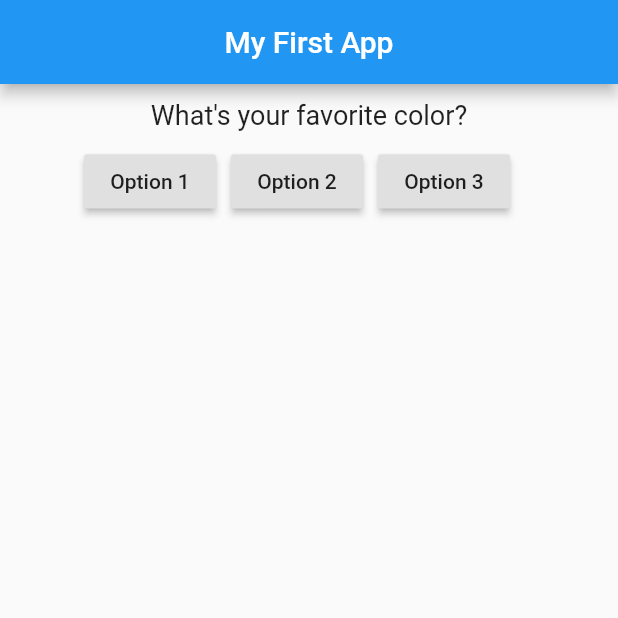
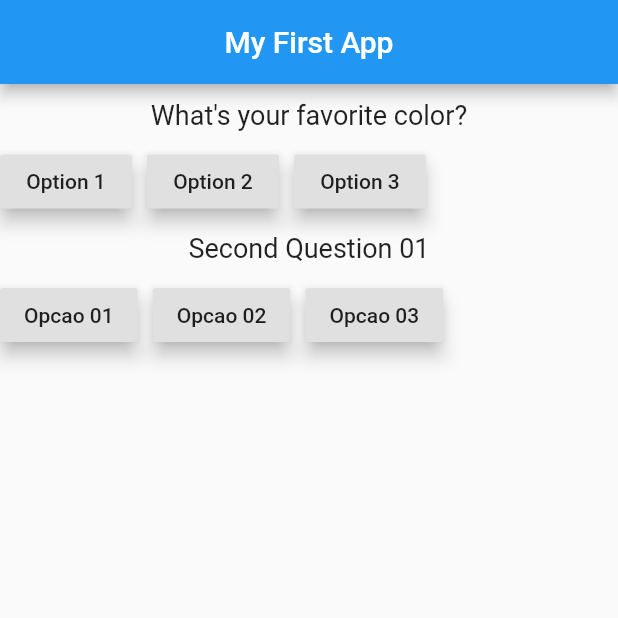
Before and after one commit to marcelfonteles/flutter-app-01, a Flutter app: the screen it shows after launch, on a phone screen of 412 x 824 dp, the top half of it. Run offline on Flutter 3.47's test engine with Material 2 defaults, Android fonts, the phone set to English and light mode, and no system bars.

Commit message:
some updates on app

```diff
--- a/lib/main.dart
+++ b/lib/main.dart
@@ -1,4 +1,5 @@
 import "package:flutter/material.dart";
+import 'package:quizz_app/question2.dart';
 
 import "./question.dart";
 
@@ -31,6 +32,23 @@ class _MyAppState extends State<MyApp> {
     });
   }
 
+  var secondQuestions = [
+    "Second Question 01",
+    "Second Question 02",
+    "Second Question 03",
+    "Second Question 0104",
+  ];
+  var secondIndex = 0;
+
+  void answerSecondQuestion() {
+    setState(() {
+      if (secondIndex < 3) {
+        secondIndex += 1;
+      } else {
+        secondIndex = 0;
+      }
+    });
+  }
 
   @override
   Widget build(BuildContext context) {
@@ -44,10 +62,13 @@ class _MyAppState extends State<MyApp> {
         body: Column(
           children: <Widget>[
             Row(
-              children: <Widget>[Question(questions[questionIndex])],
+              children: <Widget>[
+                Question(questions[questionIndex])
+              ],
             ),
+            Row(
+              children: <Widget>[
                 Container(
-              width: 300,
                   child: Row(
                     children: <Widget>[
                       Column(
@@ -57,6 +78,7 @@ class _MyAppState extends State<MyApp> {
                             child: RaisedButton(
                               child: Text("Option 1"),
                               onPressed: answerQuestion,
+                              elevation: 5.0,
                             ),
                           ),
                         ],
@@ -68,6 +90,7 @@ class _MyAppState extends State<MyApp> {
                             child: RaisedButton(
                               child: Text("Option 2"),
                               onPressed: answerQuestion,
+                              elevation: 5.0,
                             ),
                           )
                         ],
@@ -77,6 +100,7 @@ class _MyAppState extends State<MyApp> {
                           RaisedButton(
                             child: Text("Option 3"),
                             onPressed: answerQuestion,
+                            elevation: 5.0,
                           ),
                         ],
                       ),
@@ -85,6 +109,38 @@ class _MyAppState extends State<MyApp> {
                 )
               ],
             ),
+            Row(
+              children: <Widget>[
+                SecondQuestion(secondQuestions[secondIndex]),
+              ],
+            ),
+            Row(
+              children: <Widget>[
+                Container(
+                  margin: EdgeInsets.only(right: 10),
+                  child: RaisedButton(
+                    child: Text("Opcao 01"),
+                    onPressed: answerSecondQuestion,
+                    elevation: 5.0,
+                  ),
+                ),
+                Container(
+                  margin: EdgeInsets.only(right: 10),
+                  child: RaisedButton(
+                    child: Text("Opcao 02"),
+                    onPressed: answerSecondQuestion,
+                    elevation: 5.0,
+                  ),
+                ),
+                RaisedButton(
+                  child: Text("Opcao 03"),
+                  onPressed: answerSecondQuestion,
+                  elevation: 5.0,
+                )
+              ],
+            )
+          ],
+        ),
       ),
     );
   }
--- /dev/null
+++ b/lib/question2.dart
@@ -0,0 +1,21 @@
+import 'package:flutter/material.dart';
+
+
+class SecondQuestion extends StatelessWidget {
+  String questionText;
+
+  SecondQuestion(this.questionText);
+
+  Widget build(BuildContext context) {
+    var screenSize = MediaQuery.of(context).size;
+    return Container(
+      width: screenSize.width,
+      margin: EdgeInsets.only(top: 10, bottom: 10),
+      child: Text(
+        questionText,
+        style: TextStyle(fontSize: 18.0),
+        textAlign: TextAlign.center,
+      ),
+    );
+  }
+}
```
Lines whose indentation alone changed are shown as unchanged.
